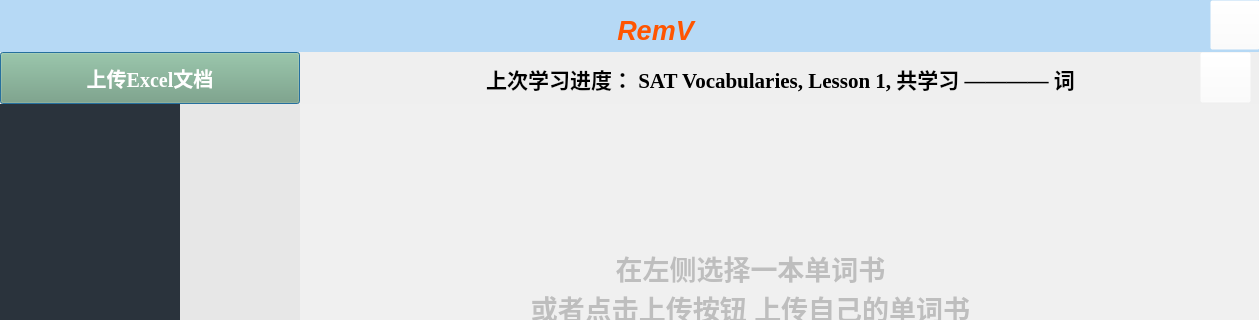
Old version of the form PyQt5_GUI/RemV_Package/pyFile/FirstGui_ChineseVersion.ui in the repository ArmandXiao/RemV; both pictures show x 0 to 1259 and y 0 to 320 of the 1259 by 878 pixel window.
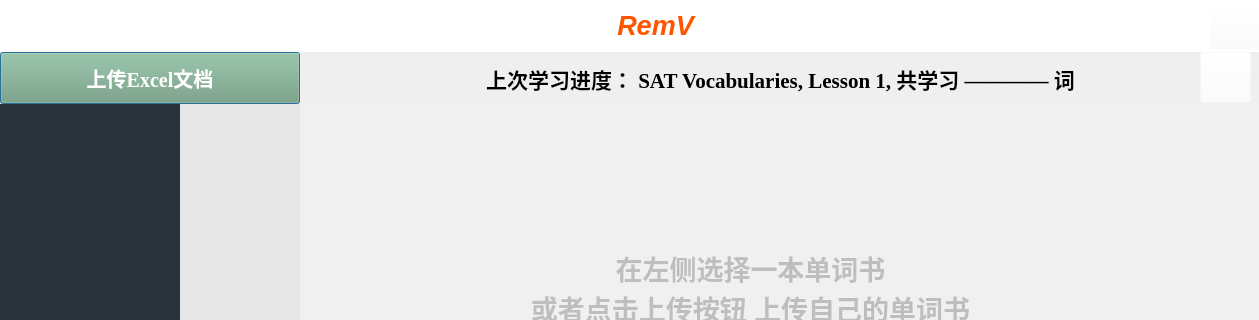
New version of the form.

The edit to the form file:
```diff
--- a/PyQt5_GUI/RemV_Package/pyFile/FirstGui_ChineseVersion.ui
+++ b/PyQt5_GUI/RemV_Package/pyFile/FirstGui_ChineseVersion.ui
@@ -1980,7 +1980,7 @@
        <item row="0" column="0">
         <widget class="QWidget" name="widget" native="true">
          <property name="styleSheet">
-          <string notr="true">background-color:rgb(182, 217, 245)</string>
+          <string notr="true">background-color:rgb(255, 255, 255)</string>
          </property>
          <widget class="QToolButton" name="toolButton">
           <property name="geometry">
@@ -2012,7 +2012,7 @@
           <property name="geometry">
            <rect>
             <x>500</x>
-            <y>10</y>
+            <y>5</y>
             <width>311</width>
             <height>41</height>
            </rect>
```
Left out of the diff: 24 changed lines with no effect on the pictures.
